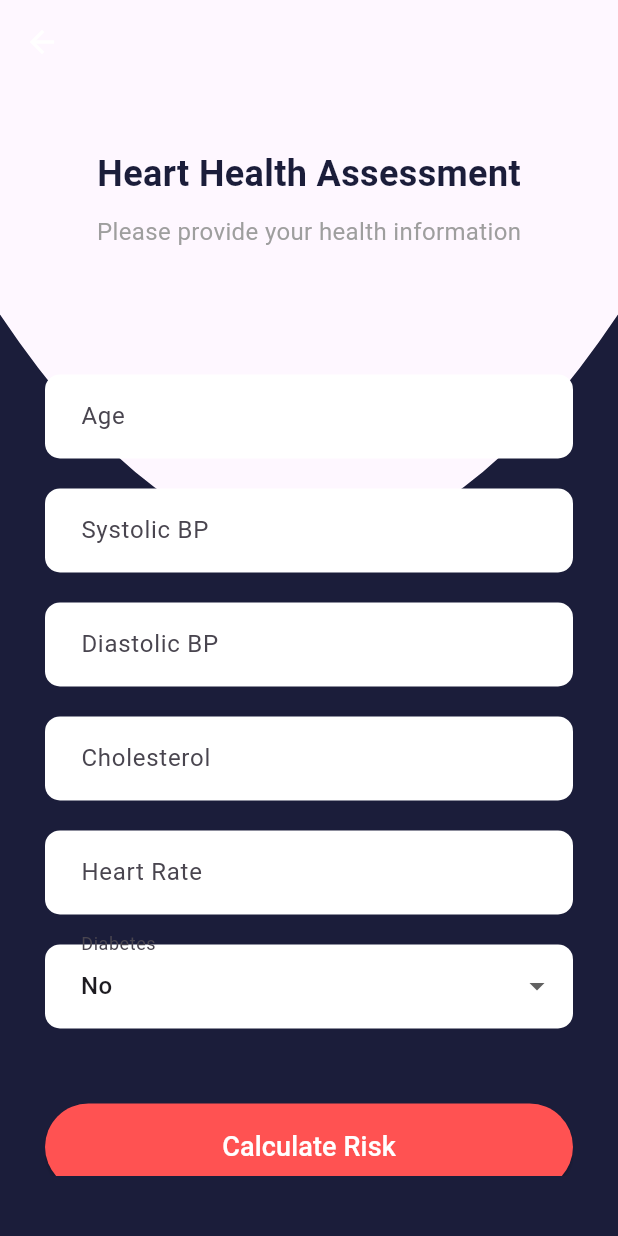
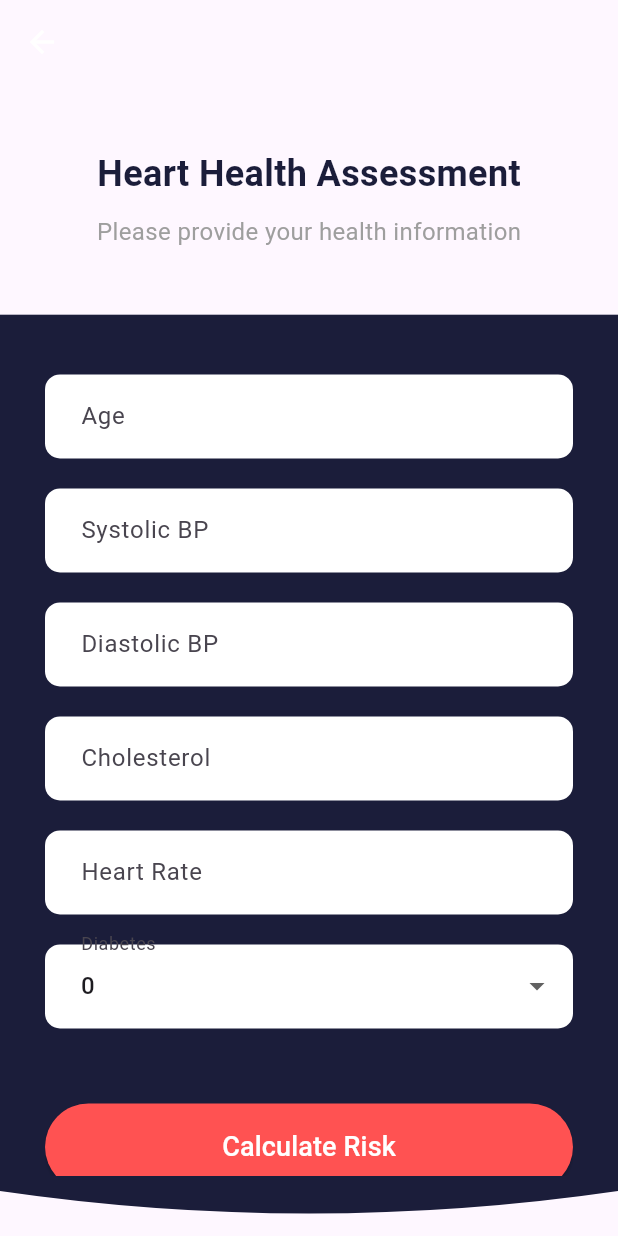
Before and after one commit to nellyiya/linear_regression_model, a Flutter app: the PredictionScreen screen opened directly, on a phone screen of 412 x 824 dp. Run offline on Flutter 3.47's test engine with Material 3 defaults, Android fonts, the phone set to English and light mode, and no system bars.

Commit message:
Update main.dart

```diff
--- a/summative/heart_attackapp/lib/main.dart
+++ b/summative/heart_attackapp/lib/main.dart
@@ -341,15 +341,18 @@ class _PredictionScreenState extends State<PredictionScreen> {
             borderRadius: BorderRadius.circular(10),
             borderSide: BorderSide.none,
           ),
-          contentPadding:
-              const EdgeInsets.symmetric(horizontal: 20, vertical: 16),
+          contentPadding: const EdgeInsets.symmetric(horizontal: 20, vertical: 16),
         ),
-        items: ['No', 'Yes']
-            .map((value) => DropdownMenuItem(
-                  value: value == 'Yes' ? '1' : '0', // Set 1 for Yes, 0 for No
-                  child: Text(value),
-                ))
-            .toList(),
+        items: [
+          DropdownMenuItem(
+            value: '0', // Representing 'No'
+            child: Text('0'),
+          ),
+          DropdownMenuItem(
+            value: '1', // Representing 'Yes'
+            child: Text('1'),
+          ),
+        ],
         onChanged: (newValue) {
           setState(() {
             _diabetesValue = newValue!;
@@ -371,12 +374,9 @@ class WaveClipper extends CustomClipper<Path> {
   Path getClip(Size size) {
     Path path = Path();
     path.lineTo(0, 0);
-    path.quadraticBezierTo(
-        size.width / 4, size.height / 4, size.width / 2, size.height / 4);
-    path.quadraticBezierTo(
-        size.width * 3 / 4, size.height / 4, size.width, 0);
-    path.lineTo(size.width, size.height);
-    path.lineTo(0, size.height);
+    path.lineTo(0, size.height - 30);
+    path.quadraticBezierTo(size.width / 2, size.height, size.width, size.height - 30);
+    path.lineTo(size.width, 0);
     path.close();
     return path;
   }
```
